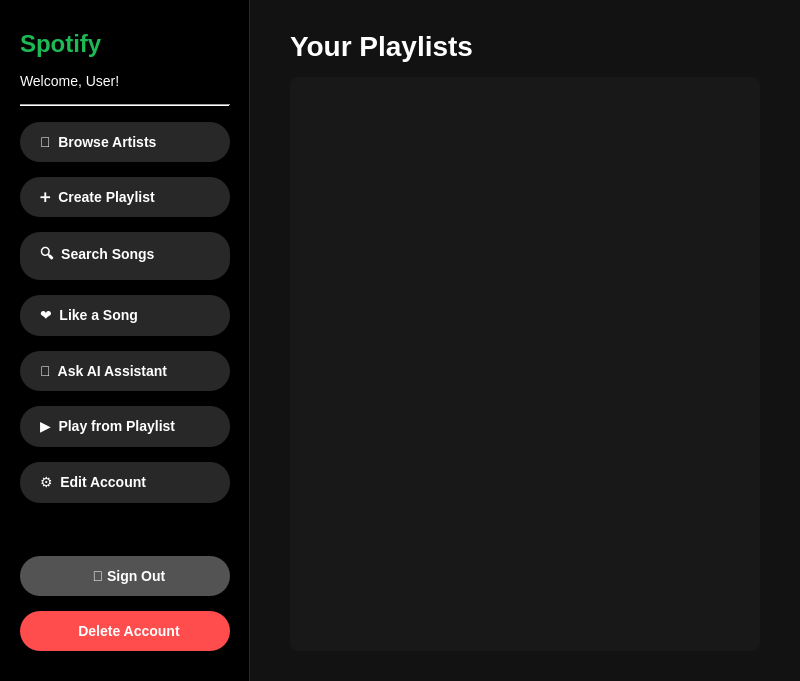
Old version of the form listenerwindow.ui in the repository JackyJa/Spotify-Project.
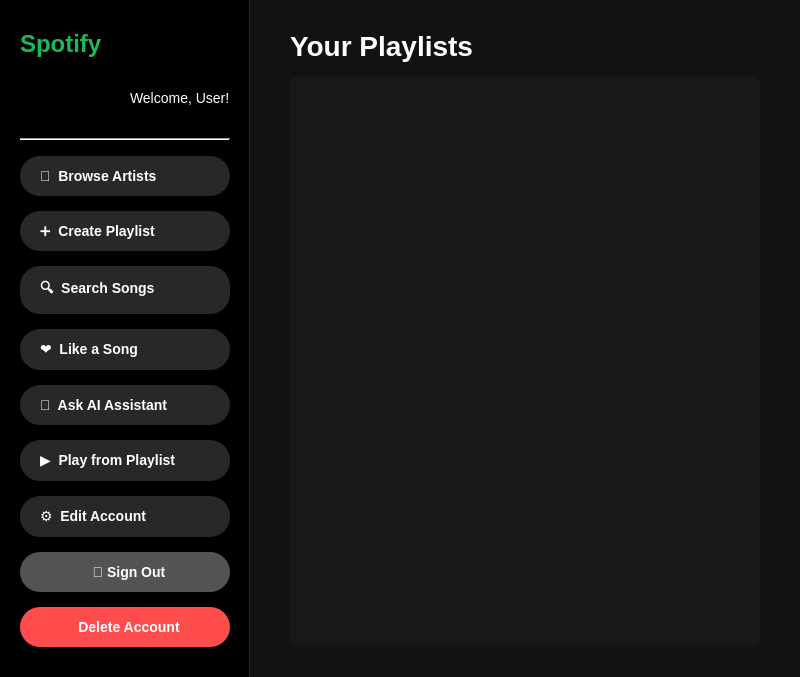
New version of the form.

Commit message: Feature: Add profile picture upload during registration and display in dashboard

```diff
--- a/listenerwindow.ui
+++ b/listenerwindow.ui
@@ -7,7 +7,7 @@
     <x>0</x>
     <y>0</y>
     <width>800</width>
-    <height>681</height>
+    <height>600</height>
    </rect>
   </property>
   <property name="windowTitle">
@@ -96,11 +96,10 @@
         </widget>
        </item>
        <item>
-        <widget class="QLabel" name="welcomeLabel">
-         <property name="text">
-          <string>Welcome, User!</string>
-         </property>
-        </widget>
+        <layout class="QHBoxLayout" name="profileLayout">
+         <item><widget class="QLabel" name="profilePhotoLabel"><property name="minimumSize"><size><width>50</width><height>50</height></size></property><property name="text"><string></string></property></widget></item>
+         <item><widget class="QLabel" name="welcomeLabel"><property name="text"><string>Welcome, User!</string></property></widget></item>
+        </layout>
        </item>
        <item>
         <widget class="Line" name="line">
```
Left out of the diff: 178 changed lines with no effect on the pictures. The commit also changes 9 other files.
